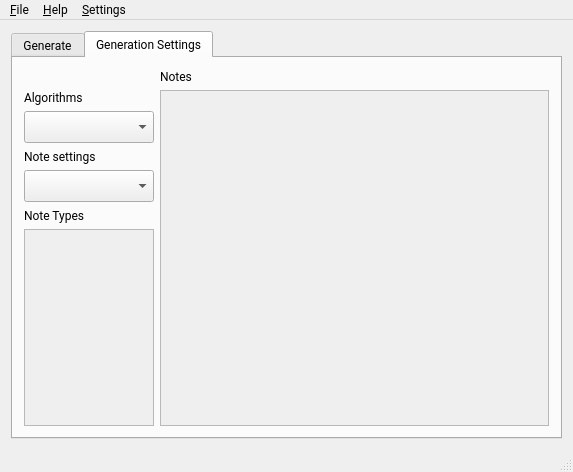
The window that Music_Generator/mainwindow.ui (Jared-Gross/Algorhythm) describes before a commit, drawn with Qt 5.
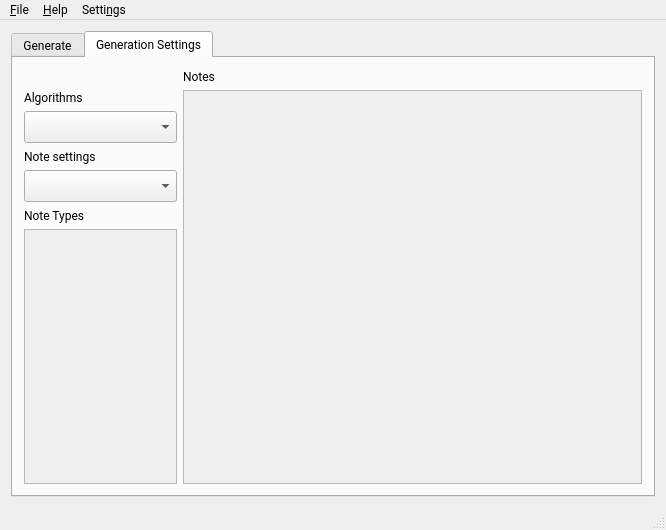
The same window after the commit.

Patch:
```diff
--- a/Music_Generator/mainwindow.ui
+++ b/Music_Generator/mainwindow.ui
@@ -6,8 +6,8 @@
    <rect>
     <x>0</x>
     <y>0</y>
-    <width>573</width>
-    <height>472</height>
+    <width>666</width>
+    <height>530</height>
    </rect>
   </property>
   <property name="sizePolicy">
@@ -36,6 +36,9 @@
   <property name="windowTitle">
    <string>Music Generator</string>
   </property>
+  <property name="styleSheet">
+   <string notr="true"/>
+  </property>
   <widget class="QWidget" name="centralWidget">
    <property name="sizePolicy">
     <sizepolicy hsizetype="Maximum" vsizetype="MinimumExpanding">
@@ -232,8 +235,8 @@
               <rect>
                <x>0</x>
                <y>0</y>
-               <width>390</width>
-               <height>346</height>
+               <width>461</width>
+               <height>388</height>
               </rect>
              </property>
              <layout class="QGridLayout" name="gridLayout_10">
@@ -273,8 +276,8 @@
                 <rect>
                  <x>0</x>
                  <y>0</y>
-                 <width>125</width>
-                 <height>215</height>
+                 <width>149</width>
+                 <height>230</height>
                 </rect>
                </property>
                <layout class="QGridLayout" name="gridLayout_11">
@@ -351,8 +354,8 @@
     <rect>
      <x>0</x>
      <y>0</y>
-     <width>573</width>
-     <height>21</height>
+     <width>666</width>
+     <height>23</height>
     </rect>
    </property>
    <widget class="QMenu" name="menutest">
@@ -369,7 +372,7 @@
    </widget>
    <widget class="QMenu" name="menu_View">
     <property name="title">
-     <string>&amp;Settings</string>
+     <string>Setti&amp;ngs</string>
     </property>
     <addaction name="actionPrefrences"/>
    </widget>
```
Left out of the diff: 12 changed lines with no effect on the pictures.
